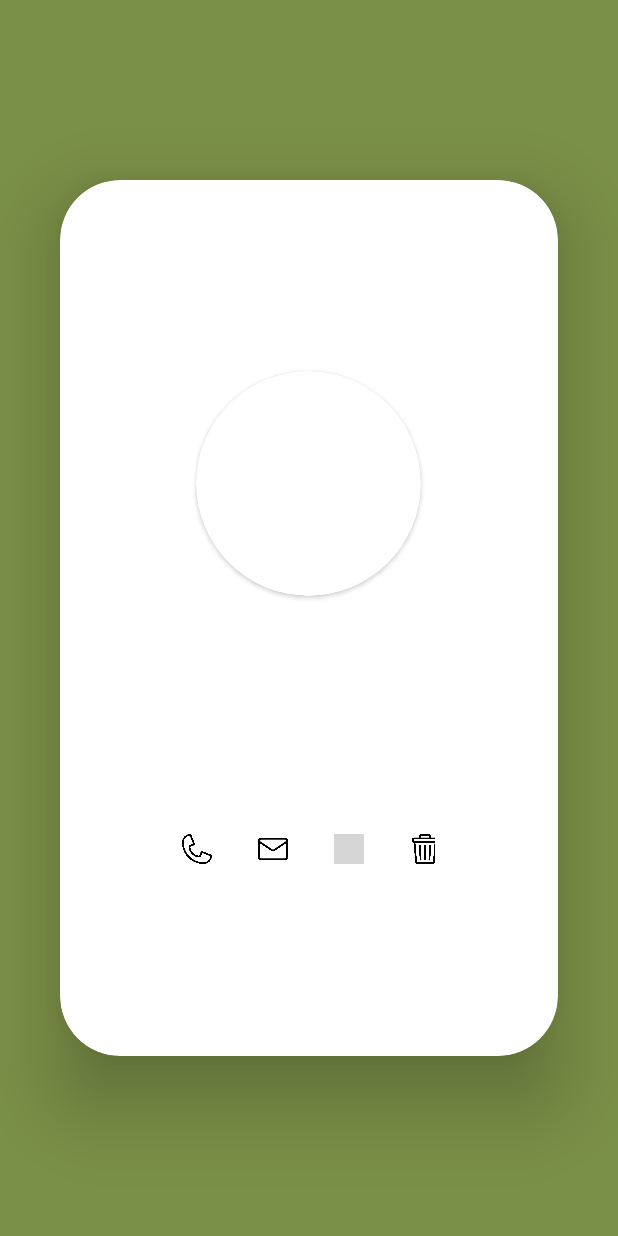
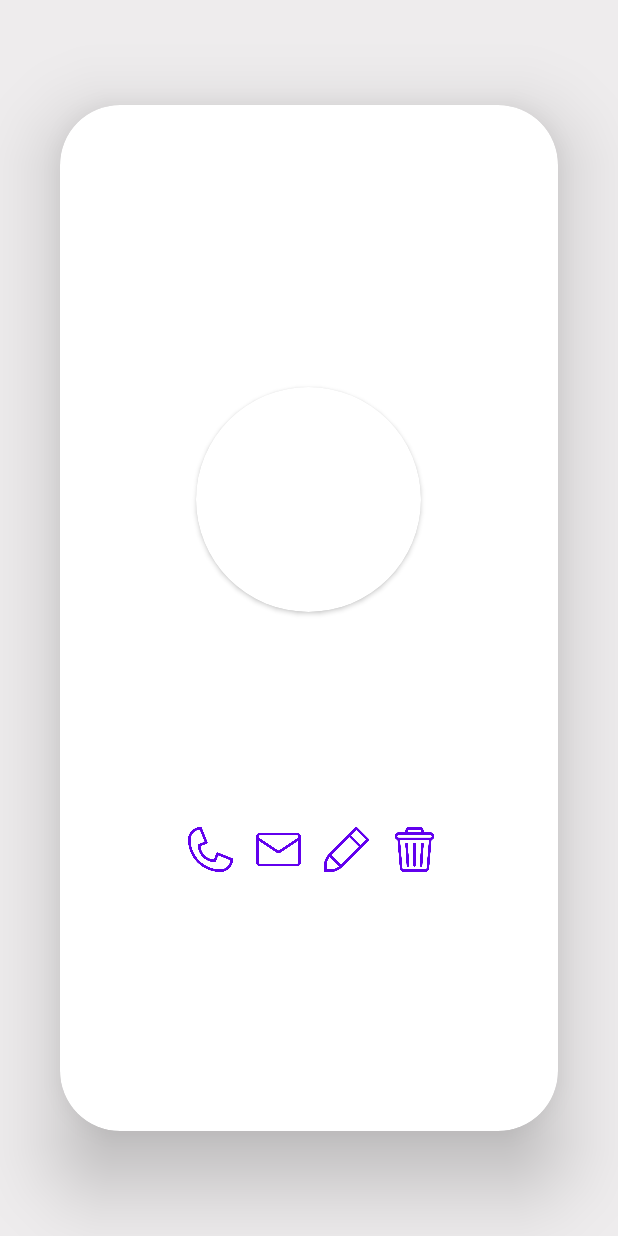
Before and after one commit to MadCamp-1stWeek/androidApp_ThreeBasicScreens, an Android app: the contactDescription screen opened directly, with no data from a screen before it, on a phone screen of 412 x 824 dp. Run offline under Robolectric (Android 15) with nearby library versions, the phone set to English and light mode, and no system bars; 1 statement that could not run was skipped; grey boxes are pictures that could not be loaded.

Commit message:
Revert "Wj gallery"

```diff
--- a/app/src/main/java/com/heewoong/threebasicscreens/contactDescription.kt
+++ b/app/src/main/java/com/heewoong/threebasicscreens/contactDescription.kt
@@ -11,7 +11,6 @@ import android.os.Bundle
 import android.util.Log
 import android.widget.Button
 import android.widget.ImageView
-import android.widget.LinearLayout
 import android.widget.TextView
 import android.widget.Toast
 import androidx.activity.viewModels
@@ -46,10 +45,10 @@ class contactDescription : AppCompatActivity() {
         val getTel = intent.getStringExtra("phone")
         telIn.setText(getTel)
 
-        val delBtn = findViewById<LinearLayout>(R.id.del)
-        val editBtn = findViewById<LinearLayout>(R.id.edit)
-        val callBtn = findViewById<LinearLayout>(R.id.call)
-        val textBtn = findViewById<LinearLayout>(R.id.text)
+        val delBtn = findViewById<Button>(R.id.del)
+        val editBtn = findViewById<Button>(R.id.edit)
+        val callBtn = findViewById<Button>(R.id.call)
+        val textBtn = findViewById<Button>(R.id.text)
 
         delBtn.setOnClickListener{
             Toast.makeText(this, "삭제 되었습니다.", Toast.LENGTH_SHORT).show()
--- a/app/src/main/res/drawable/contact_box.xml
+++ b/app/src/main/res/drawable/contact_box.xml
@@ -1,8 +1,9 @@
+<?xml version="1.0" encoding="utf-8"?>
 <vector
     xmlns:android="http://schemas.android.com/apk/res/android"
     xmlns:aapt="http://schemas.android.com/aapt"
     android:width="330dp"
-    android:height="83dp"
+    android:height="90dp"
     android:viewportWidth="276"
     android:viewportHeight="83"
     >
--- a/app/src/main/res/drawable/ic_baseline_add_24.xml
+++ b/app/src/main/res/drawable/ic_baseline_add_24.xml
@@ -1,4 +1,4 @@
-<vector android:height="30dp" android:tint="@color/purple_700"
+<vector android:height="30dp" android:tint="#000000"
     android:viewportHeight="24" android:viewportWidth="24"
     android:width="30dp" xmlns:android="http://schemas.android.com/apk/res/android">
     <path android:fillColor="@android:color/white" android:pathData="M19,13h-6v6h-2v-6H5v-2h6V5h2v6h6v2z"/>
--- a/app/src/main/res/layout/activity_contact_description.xml
+++ b/app/src/main/res/layout/activity_contact_description.xml
@@ -5,13 +5,11 @@
     android:layout_width="match_parent"
     android:layout_height="match_parent"
     tools:context=".contactDescription"
-    android:background="@color/purple_500">
+    android:background="@color/background_color">
 
     <androidx.constraintlayout.widget.ConstraintLayout
         android:layout_width="match_parent"
-        android:layout_height="match_parent"
-        android:background="#70000000"
-        >
+        android:layout_height="match_parent">
 
         <androidx.cardview.widget.CardView
             android:layout_width="match_parent"
@@ -19,29 +17,27 @@
             app:cardCornerRadius= "40dp"
             android:layout_gravity="center"
             android:clipToPadding="false"
-            android:layout_marginVertical="120dp"
+            android:layout_marginVertical="70dp"
             android:layout_marginHorizontal="40dp"
             app:cardBackgroundColor="@color/white"
             app:cardElevation="30dp">
-
             <LinearLayout
-                android:layout_width="199dp"
+                android:layout_width="wrap_content"
                 android:layout_height="wrap_content"
-                android:layout_gravity="center"
-                android:orientation="vertical">
-
+                android:orientation="vertical"
+                android:layout_gravity="center">
                 <androidx.cardview.widget.CardView
                     android:layout_width="wrap_content"
                     android:layout_height="wrap_content"
+                    app:cardCornerRadius="75dp"
                     android:layout_gravity="center_horizontal"
-                    android:layout_margin="15dp"
-                    app:cardCornerRadius="75dp">
-
+                    android:layout_margin="15dp">
                     <ImageView
                         android:id="@+id/imageIn"
                         android:layout_width="150dp"
                         android:layout_height="150dp"
-                        android:scaleType="centerCrop" />
+                        android:scaleType="centerCrop"
+                        />
                 </androidx.cardview.widget.CardView>
 
                 <TextView
@@ -50,74 +46,58 @@
                     android:layout_height="wrap_content"
                     android:layout_gravity="center"
                     android:layout_marginTop="20dp"
-                    android:text="TextView"
+                    android:textSize="30dp"
+                    android:textStyle="bold"
                     android:textColor="@color/black"
-                    android:textSize="30dp"
-                    android:textStyle="bold" />
+                    android:text="TextView" />
 
                 <TextView
                     android:id="@+id/telIn"
                     android:layout_width="wrap_content"
                     android:layout_height="wrap_content"
+                    android:layout_marginTop="10dp"
                     android:layout_gravity="center"
-                    android:layout_marginTop="10dp"
-                    android:text="TextView"
+                    android:textSize="20dp"
                     android:textColor="@color/gray"
-                    android:textSize="20dp" />
+                    android:text="TextView" />
 
                 <LinearLayout
                     android:layout_width="match_parent"
                     android:layout_height="wrap_content"
-                    android:layout_marginTop="30dp"
-                    android:orientation="horizontal">
+                    android:orientation="horizontal"
+                    android:layout_marginTop="30dp">
 
-                    <LinearLayout
+
+                    <Button
                         android:id="@+id/call"
-                        android:layout_width="wrap_content"
-                        android:layout_height="wrap_content"
-                        android:padding="15dp">
+                        android:layout_width="30dp"
+                        android:layout_height="30dp"
+                        android:layout_marginLeft="10dp"
+                        android:background="@drawable/phone"
+                        />
+                    <Button
+                        android:id="@+id/text"
+                        android:layout_width="30dp"
+                        android:layout_height="30dp"
+                        android:layout_marginLeft="15dp"
+                        android:background="@drawable/email"
+                        />
 
-                        <ImageView
-                            android:layout_width="20dp"
-                            android:layout_height="20dp"
-                            android:background="@drawable/phone" />
-                    </LinearLayout>
+                    <Button
+                        android:id="@+id/edit"
+                        android:layout_width="30dp"
+                        android:layout_height="30dp"
+                        android:layout_marginLeft="15dp"
+                        android:background="@drawable/pencil" />
+                    <Button
+                        android:id="@+id/del"
+                        android:layout_width="30dp"
+                        android:layout_height="30dp"
+                        android:layout_marginLeft="15dp"
+                        android:background="@drawable/bin" />
 
-                    <LinearLayout
-                        android:id="@+id/text"
-                        android:layout_width="wrap_content"
-                        android:layout_height="wrap_content"
-                        android:padding="15dp">
 
-                        <ImageView
-                            android:layout_width="20dp"
-                            android:layout_height="20dp"
-                            android:background="@drawable/email" />
-                    </LinearLayout>
 
-                    <LinearLayout
-                        android:id="@+id/edit"
-                        android:layout_width="wrap_content"
-                        android:layout_height="wrap_content"
-                        android:padding="15dp">
-
-                        <ImageView
-                            android:layout_width="20dp"
-                            android:layout_height="20dp"
-                            android:background="@drawable/pencil" />
-                    </LinearLayout>
-
-                    <LinearLayout
-                        android:id="@+id/del"
-                        android:layout_width="wrap_content"
-                        android:layout_height="wrap_content"
-                        android:padding="15dp">
-
-                        <ImageView
-                            android:layout_width="20dp"
-                            android:layout_height="20dp"
-                            android:background="@drawable/bin" />
-                    </LinearLayout>
 
                 </LinearLayout>
 
--- a/app/src/main/res/layout/activity_contact_edit.xml
+++ b/app/src/main/res/layout/activity_contact_edit.xml
@@ -5,13 +5,12 @@
     android:layout_width="match_parent"
     android:layout_height="match_parent"
     tools:context=".contactEdit"
-    android:background="@color/white"
+    android:background="@color/background_color"
     android:id="@+id/contact_Edit">
 
     <androidx.constraintlayout.widget.ConstraintLayout
         android:layout_width="match_parent"
-        android:layout_height="match_parent"
-        android:background="#70000000">
+        android:layout_height="match_parent">
         <androidx.cardview.widget.CardView
 
             android:layout_width="match_parent"
--- a/app/src/main/res/layout/fragment_contact.xml
+++ b/app/src/main/res/layout/fragment_contact.xml
@@ -7,8 +7,7 @@
     android:layout_height="match_parent"
     tools:context=".ui.contact.contactFragment"
     android:layout_gravity="center_horizontal"
-    android:id="@+id/contact_fragment"
-    android:background="@color/background_color">
+    android:id="@+id/contact_fragment">
 
     <TextView
         android:id="@+id/contact_title"
--- a/app/src/main/res/layout/fragment_free.xml
+++ b/app/src/main/res/layout/fragment_free.xml
@@ -6,8 +6,7 @@
     android:layout_width="match_parent"
     android:layout_height="match_parent"
     tools:context=".ui.free.freeFragment"
-    android:layout_gravity="center_horizontal"
-    android:background="@color/black">
+    android:layout_gravity="center_horizontal">
 
     <TextView
         android:id="@+id/game_title"
@@ -17,7 +16,7 @@
         android:text="SNAKE GAME"
         android:textSize="25dp"
         android:textStyle="bold"
-        android:textColor="@color/purple_700"
+        android:textColor="@color/black"
         app:layout_constraintStart_toStartOf="parent"
         app:layout_constraintEnd_toEndOf="parent"
         app:layout_constraintTop_toTopOf="parent"
@@ -30,8 +29,7 @@
         app:layout_constraintTop_toBottomOf="@+id/game_title"
         android:text="Best Score: 0"
         android:gravity="center"
-        android:textSize="20sp"
-        android:textColor="@color/white"/>
+        android:textSize="20sp" />
 
     <androidx.cardview.widget.CardView
         android:layout_width="match_parent"
@@ -44,7 +42,7 @@
         <RelativeLayout
             android:layout_width="match_parent"
             android:layout_height="wrap_content"
-            android:background="@color/purple_700"
+            android:background="@android:color/holo_red_light"
             android:padding="4dp"
             android:layout_margin="20dp">
             <SurfaceView
@@ -56,9 +54,7 @@
                 android:layout_width="wrap_content"
                 android:layout_height="wrap_content"
                 android:text="Start Game"
-                android:layout_centerInParent="true"
-                android:backgroundTint="@color/black"
-                android:textColor="@color/purple_700"/>
+                android:layout_centerInParent="true"/>
             <TextView
                 android:id="@+id/current_score"
                 android:layout_width="wrap_content"
--- a/app/src/main/res/values/colors.xml
+++ b/app/src/main/res/values/colors.xml
@@ -1,12 +1,12 @@
 <?xml version="1.0" encoding="utf-8"?>
 <resources>
     <color name="purple_200">#D2C3D9</color>
-    <color name="purple_500">#80B2FF00</color>
-    <color name="purple_700">#FFB2FF00</color>
+    <color name="purple_500">#FF6200EE</color>
+    <color name="purple_700">#FF3700B3</color>
     <color name="teal_200">#FF03DAC5</color>
     <color name="teal_700">#FF018786</color>
-    <color name="black">#FF363636</color>
+    <color name="black">#FF000000</color>
     <color name="gray">#A0A0A0</color>
     <color name="white">#FFFFFFFF</color>
-    <color name="background_color">#F1F1F1</color>
+    <color name="background_color">#EEECED</color>
 </resources>
```
Also changed, not shown: app/src/main/res/drawable/gallery_back.jpg (deleted), app/src/main/res/drawable/game_back.jpg (deleted), app/src/main/res/drawable/pencil.png (added).
